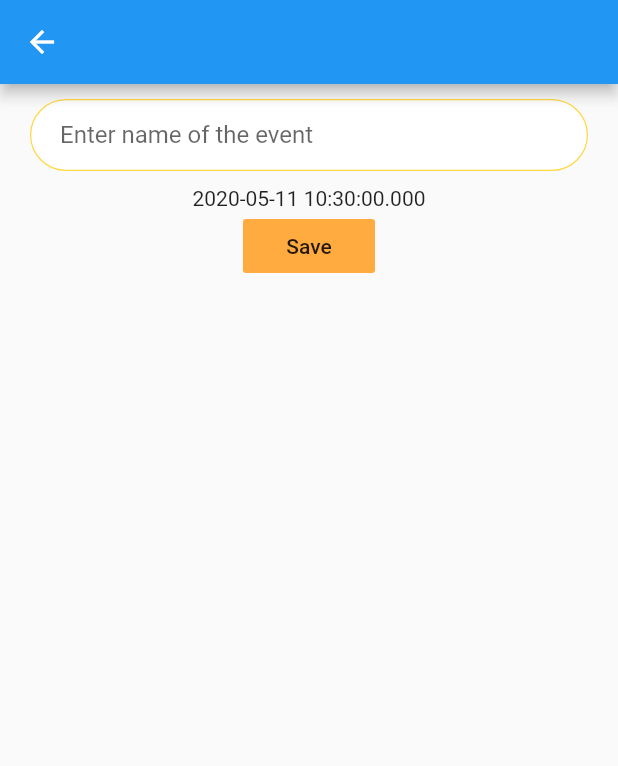
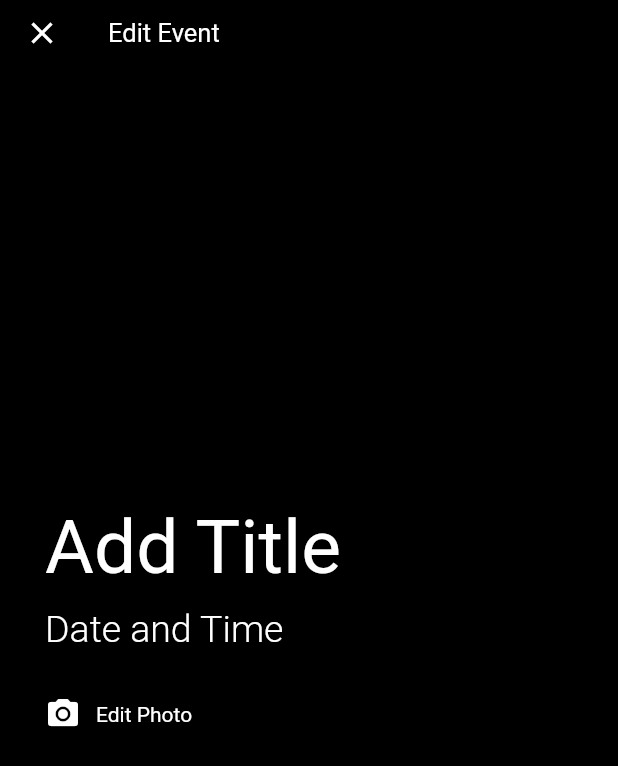
Before and after one commit to limattzj/date_bloc, a Flutter app: the screen it shows after launch, after a tap on the "add" icon, on a phone screen of 412 x 824 dp. Shown: the top 766 px of the screen. Run offline on Flutter 3.47's test engine with Material 2 defaults, Android fonts, the phone set to English and light mode, and no system bars; our stand-ins replace bloc, equatable, flutter_bloc, flutter_datetime_picker, get_it, shared_preferences.

Commit message:
rebuilding date_controller_screen

```diff
--- a/lib/features/date/presentation/bloc/date_bloc.dart
+++ b/lib/features/date/presentation/bloc/date_bloc.dart
@@ -17,21 +17,27 @@ class DateBloc extends Bloc<DateEvent, DateState> {
   @override
   DateState get initialState => const DateInitial();
 
-  @override
-  void onTransition(Transition<DateEvent, DateState> transition) {
-    super.onTransition(transition);
-    print(transition);
-  }
+  // for debugging
+  // @override
+  // void onTransition(Transition<DateEvent, DateState> transition) {
+  //   super.onTransition(transition);
+  //   print(transition);
+  // }
+
+  // @override
+  // void onError(Object error, StackTrace stackTrace) {
+  //   super.onError(error, stackTrace);
+  //   print('$error, $stackTrace');
+  // }
 
   @override
   Stream<DateState> mapEventToState(DateEvent event) async* {
-    if (event is AddDateEvent) {
+    // Add Date
+    if (event is CreateDate) {
       List<Date> results = [];
       yield const DateLoading();
       // verify input, to make sure AddDateEvent is not null
-      if (event.date == null) {
-        yield DateError(message: 'date cannot be null');
-      } else {
+      if (event.date != null) {
         // get data that already stored in shared preference
         results += repo.getDates();
 
@@ -45,46 +51,43 @@ class DateBloc extends Bloc<DateEvent, DateState> {
         } else {
           yield DateError(message: 'Failed to cache data');
         }
+      } else {
+        yield DateError(message: 'date cannot be null');
       }
     }
-    if (event is GetDatesEvent) {
+    // GetDates
+    if (event is GetDates) {
       yield const DateLoading();
       final dates = repo.getDates();
       yield DateLoaded(dates);
     }
-    if (event is DeleteDateEvent) {
+    // Delete Date
+    if (event is DeleteDate) {
       yield DateLoading();
       List<Date> dates = repo.getDates();
       if (dates.isNotEmpty) {
         dates.removeAt(event.index);
       }
-      final resultBool = await repo.addDates(dates);
-      if (resultBool) {
-        yield DateLoaded(dates);
-      } else {
-        yield DateError(message: 'Failed to cache data');
-      }
+      yield await repo.addDates(dates)
+          ? DateLoaded(dates)
+          : DateError(message: 'Failed to cache data');
     }
-    if (event is EditDateEvent) {
+
+    // Edit Date
+    if (event is UpdateDate) {
       List<Date> results = [];
       yield DateLoading();
-      List<Date> dates = repo.getDates();
-      if (dates.isNotEmpty) {
-        results += dates;
-        // override Date tostring method
-        // and check what is printed here
+      results += repo.getDates();
+      if (results.isNotEmpty) {
         Date newEntry = Date(message: event.message, targetDate: event.date);
-
-        // what happended here
+        // we update the old entry with new
         results[event.index] = newEntry;
         print(results);
       }
-      final resultBool = await repo.addDates(results);
-      if (resultBool) {
-        yield DateLoaded(results);
-      } else {
-        yield DateError(message: 'Failed to cache data');
-      }
+
+      yield await repo.addDates(results)
+          ? DateLoaded(results)
+          : DateError(message: 'Failed to cache data');
     }
   }
 }
--- a/lib/features/date/presentation/bloc/date_event.dart
+++ b/lib/features/date/presentation/bloc/date_event.dart
@@ -6,34 +6,33 @@ abstract class DateEvent extends Equatable {
   List<Object> get props => [];
 }
 
-class GetDatesEvent extends DateEvent {
-  const GetDatesEvent();
+class GetDates extends DateEvent {
+  const GetDates();
 }
 
-class AddDateEvent extends DateEvent {
+class CreateDate extends DateEvent {
   final String message;
   final DateTime date;
 
-  const AddDateEvent({@required this.message, @required this.date});
+  const CreateDate({@required this.message, @required this.date});
   @override
   List<Object> get props => [message, date];
 }
 
-class EditDateEvent extends DateEvent {
+class UpdateDate extends DateEvent {
   final int index;
   final String message;
   final DateTime date;
 
-  const EditDateEvent(
-      {this.index, @required this.message, @required this.date});
+  const UpdateDate({this.index, @required this.message, @required this.date});
   @override
   List<Object> get props => [message, date];
 }
 
-class DeleteDateEvent extends DateEvent {
+class DeleteDate extends DateEvent {
   final int index;
 
-  const DeleteDateEvent({@required this.index});
+  const DeleteDate({@required this.index});
 
   @override
   List<Object> get props => [index];
--- a/lib/features/date/presentation/bloc/date_state.dart
+++ b/lib/features/date/presentation/bloc/date_state.dart
@@ -55,4 +55,9 @@ class DateError extends DateState {
 
   @override
   List<Object> get props => [message];
+
+  @override
+  String toString() {
+    return 'DateError: {$message}';
+  }
 }
--- a/lib/features/date/presentation/screens/add_date_screen.dart
+++ /dev/null
@@ -1,120 +0,0 @@
-import 'package:date_bloc/features/date/presentation/bloc/date_bloc.dart';
-import 'package:flutter/material.dart';
-import 'package:flutter_bloc/flutter_bloc.dart';
-import 'package:flutter_datetime_picker/flutter_datetime_picker.dart';
-
-class AddDateScreen extends StatefulWidget {
-  @override
-  _AddDateScreenState createState() => _AddDateScreenState();
-}
-
-class _AddDateScreenState extends State<AddDateScreen> {
-  TextEditingController controller;
-  DateTime date;
-  @override
-  Widget build(BuildContext context) {
-    return BlocBuilder<DateBloc, DateState>(
-      builder: (context, state) {
-        return Scaffold(
-          appBar: AppBar(),
-          body: Column(
-            children: <Widget>[
-              Event(controller: controller),
-              DateSelect(
-                  date: date,
-                  onConfirm: (time) {
-                    setState(() {
-                      date = time;
-                    });
-                  }),
-              FlatButton(
-                onPressed: () {
-                  BlocProvider.of<DateBloc>(context).add(
-                    AddDateEvent(
-                      message: 'abc',
-                      date: date,
-                    ),
-                  );
-                },
-                child: Text('Save'),
-                color: Colors.orangeAccent,
-              ),
-            ],
-          ),
-        );
-      },
-    );
-  }
-}
-
-class DateSelect extends StatelessWidget {
-  final Function onConfirm;
-  const DateSelect({
-    Key key,
-    @required this.date,
-    this.onConfirm,
-  }) : super(key: key);
-
-  final DateTime date;
-
-  @override
-  Widget build(BuildContext context) {
-    return GestureDetector(
-      child: Container(
-        child: date == null ? Text('${DateTime.now()}') : Text('${date}'),
-      ),
-      onTap: () {
-        DatePicker.showDatePicker(
-          context,
-          onConfirm: onConfirm,
-        );
-      },
-    );
-  }
-}
-
-class Event extends StatefulWidget {
-  final TextEditingController controller;
-  const Event({
-    Key key,
-    this.controller,
-  }) : super(key: key);
-
-  @override
-  _EventState createState() => _EventState();
-}
-
-class _EventState extends State<Event> {
-  @override
-  Widget build(BuildContext context) {
-    return Container(
-      padding: const EdgeInsets.symmetric(
-        horizontal: 20.0,
-        vertical: 10.0,
-      ),
-      child: TextField(
-        controller: widget.controller,
-        decoration: InputDecoration(
-          fillColor: Colors.white,
-          filled: true,
-          border: OutlineInputBorder(
-            borderRadius: BorderRadius.circular(30.0),
-            borderSide: BorderSide(
-              color: Colors.amberAccent,
-              width: 0.8,
-            ),
-          ),
-          enabledBorder: OutlineInputBorder(
-            borderRadius: BorderRadius.circular(30.0),
-            borderSide: BorderSide(
-              color: Colors.amberAccent,
-              width: 0.8,
-            ),
-          ),
-          contentPadding: EdgeInsets.symmetric(horizontal: 20.0),
-          hintText: 'Enter name of the event',
-        ),
-      ),
-    );
-  }
-}
--- /dev/null
+++ b/lib/features/date/presentation/screens/date_controller_screen.dart
@@ -0,0 +1,85 @@
+import 'package:date_bloc/features/date/presentation/bloc/date_bloc.dart';
+import 'package:flutter/cupertino.dart';
+import 'package:flutter/material.dart';
+
+import 'package:flutter_bloc/flutter_bloc.dart';
+import 'package:flutter_datetime_picker/flutter_datetime_picker.dart';
+
+class DateControllerScreen extends StatelessWidget {
+  @override
+  Widget build(BuildContext context) {
+    return Scaffold(
+      // should override in ThemeData instead
+      backgroundColor: Colors.black,
+
+      extendBodyBehindAppBar: true,
+      appBar: PreferredSize(
+        preferredSize: Size.fromHeight(44.0),
+        child: AppBar(
+          elevation: 0,
+          backgroundColor: Colors.transparent,
+          leading: IconButton(
+            icon: Icon(Icons.clear),
+            onPressed: () {
+              Navigator.pop(context);
+            },
+          ),
+          title: Text(
+            'Edit Event',
+            style: TextStyle(
+              fontSize: 17.0,
+              fontWeight: FontWeight.w400,
+            ),
+          ),
+        ),
+      ),
+      body: BlocBuilder<DateBloc, DateState>(
+        builder: (context, state) {
+          return Container(
+            margin: const EdgeInsets.symmetric(horizontal: 30, vertical: 10),
+            child: Column(
+              mainAxisAlignment: MainAxisAlignment.center,
+              crossAxisAlignment: CrossAxisAlignment.start,
+              children: <Widget>[
+                GestureDetector(
+                  onTap: () {},
+                  child: Container(
+                    child: Text(
+                      'Add Title',
+                      style: TextStyle(
+                        fontSize: 50.0,
+                        fontWeight: FontWeight.w400,
+                      ),
+                    ),
+                  ),
+                ),
+                SizedBox(
+                  height: 10,
+                ),
+                Text(
+                  'Date and Time',
+                  style: TextStyle(
+                    fontSize: 25.0,
+                    fontWeight: FontWeight.w300,
+                  ),
+                ),
+                SizedBox(
+                  height: 30,
+                ),
+                Row(
+                  children: <Widget>[
+                    Icon(Icons.photo_camera),
+                    SizedBox(
+                      width: 10,
+                    ),
+                    Text('Edit Photo'),
+                  ],
+                )
+              ],
+            ),
+          );
+        },
+      ),
+    );
+  }
+}
--- a/lib/features/date/presentation/screens/home_screen.dart
+++ b/lib/features/date/presentation/screens/home_screen.dart
@@ -1,5 +1,5 @@
 import 'package:date_bloc/features/date/presentation/bloc/date_bloc.dart';
-import 'package:date_bloc/features/date/presentation/screens/add_date_screen.dart';
+import 'package:date_bloc/features/date/presentation/screens/date_controller_screen.dart';
 import 'package:flutter/material.dart';
 import 'package:flutter_bloc/flutter_bloc.dart';
 
@@ -7,7 +7,11 @@ class MyHomeScreen extends StatelessWidget {
   @override
   Widget build(BuildContext context) {
     return Scaffold(
-      appBar: AppBar(
+      extendBodyBehindAppBar: true,
+      appBar: PreferredSize(
+        preferredSize: Size.fromHeight(44.0),
+        child: AppBar(
+          elevation: 0,
           title: Text('Days Clock'),
           actions: <Widget>[
             IconButton(
@@ -19,48 +23,25 @@ class MyHomeScreen extends StatelessWidget {
                     MaterialPageRoute(
                       builder: (context) => BlocProvider.value(
                         value: dateBloc,
-                      child: AddDateScreen(),
+                        child: DateControllerScreen(),
                       ),
                     ));
               },
             )
           ],
         ),
+      ),
       body: BlocBuilder<DateBloc, DateState>(builder: (context, state) {
         if (state is DateLoaded) {
           return ListView.separated(
             itemBuilder: (context, index) {
-              return GestureDetector(
-                onTap: () {
-                  print('this is at position $index');
-                },
-                child: Container(
-                  width: 300,
-                  height: 100,
-                  color: Colors.orangeAccent,
-                  child: Column(
-                    children: <Widget>[
-                      Text(state.dates[index].message),
-                      Text('${state.dates[index].targetDate}'),
-                    ],
-                  ),
-                ),
-              );
+              return Container();
             },
             separatorBuilder: (context, index) => Divider(),
             itemCount: state.dates.length,
           );
         }
-        if (state is DateError) {
-          return Center(
-            child: Container(
-              child: Text('error'),
-            ),
-          );
-        }
-        return Container(
-          color: Colors.redAccent,
-        );
+        return Center(child: CircularProgressIndicator());
       }),
     );
   }
--- a/lib/main.dart
+++ b/lib/main.dart
@@ -17,8 +17,9 @@ class MyApp extends StatelessWidget {
   @override
   Widget build(BuildContext context) {
     return MaterialApp(
+      theme: ThemeData.dark(),
       home: BlocProvider(
-        create: (context) => sl<DateBloc>(),
+        create: (context) => sl<DateBloc>()..add(GetDates()),
         child: MyHomeScreen(),
       ),
     );
```
Also changed, not shown: 2 other files. Lines whose indentation alone changed are shown as unchanged.
